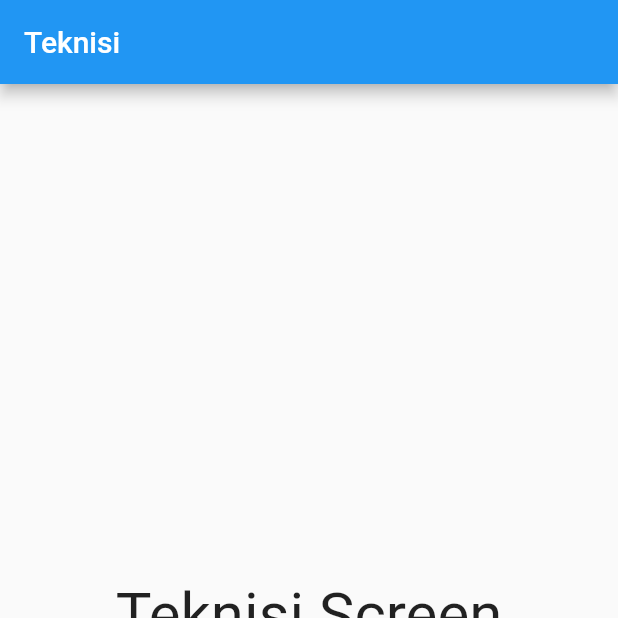
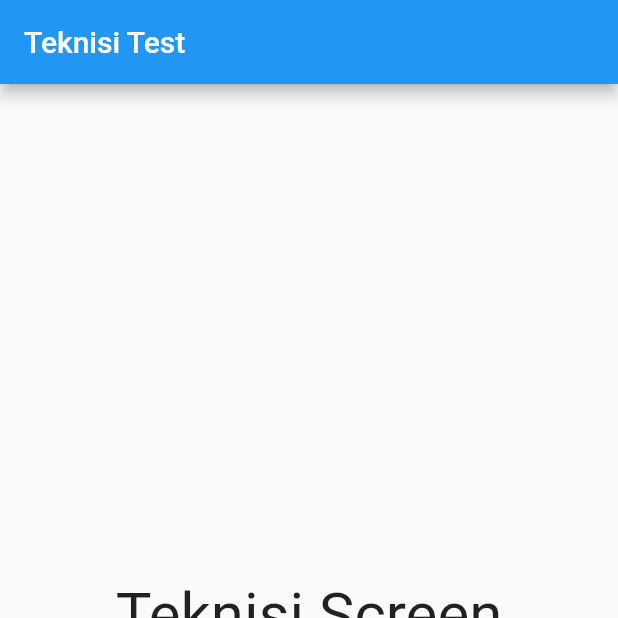
Before and after one commit to anommudita/serviceajaib, a Flutter app: the screen it shows after launch, item 2 of the bottom bar chosen, on a phone screen of 412 x 824 dp, the top half of it. Run offline on Flutter 3.47's test engine with Material 2 defaults, Android fonts, the phone set to English and light mode, and no system bars.

Commit message:
tahap beta

```diff
--- a/service_ajaib/lib/bottom_navigator/teknisi_bottnav.dart
+++ b/service_ajaib/lib/bottom_navigator/teknisi_bottnav.dart
@@ -12,7 +12,7 @@ class _TeknisiBotNavState extends State<TeknisiBotNav> {
   Widget build(BuildContext context) {
     return Scaffold(
       appBar: AppBar(
-        title: Text('Teknisi'),
+        title: Text('Teknisi Test'),
       ),
       body: Center(
         child: new Text('Teknisi Screen', style: new TextStyle(fontSize: 40)),
```
Also changed, not shown: service_ajaib/lib/drawer/drawerHeader.dart (added, +85 -0 lines), service_ajaib/pubspec.yaml (+3 -5 lines).
